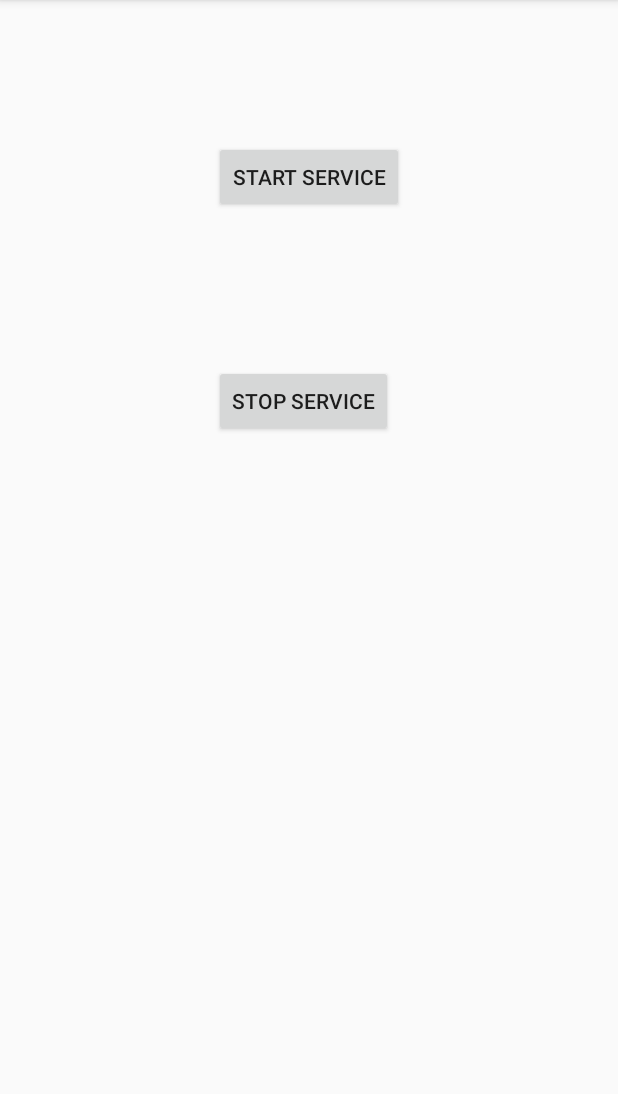
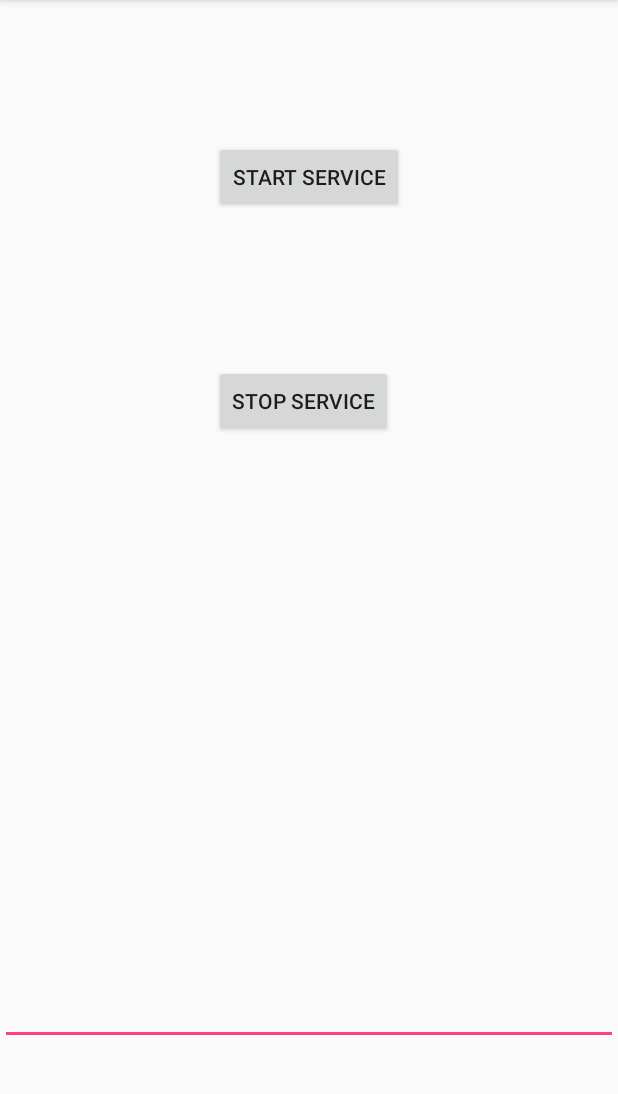
Before and after one commit to rgreen88/MyService, an Android app: the screen it shows after launch (MainActivity), on a phone screen of 412 x 824 dp, the part 84-1178 px from its top. Run offline under Robolectric (Android 15) with nearby library versions, the phone set to English and light mode, and no system bars.

```diff
--- a/app/src/main/res/layout/activity_main.xml
+++ b/app/src/main/res/layout/activity_main.xml
@@ -28,4 +28,15 @@
         android:layout_marginTop="101dp"
         android:text="@string/stop_service"
         android:onClick="stopService" />
+
+    <EditText
+        android:id="@+id/editText"
+        android:layout_width="match_parent"
+        android:layout_height="wrap_content"
+        android:layout_alignParentBottom="true"
+        android:layout_alignParentEnd="true"
+        android:layout_alignParentRight="true"
+        android:layout_marginBottom="71dp"
+        android:ems="10"
+        android:inputType="textPersonName" />
 </RelativeLayout>
```
Also changed, not shown: app/src/main/java/com/example/android/myservice/MyService.java (+61 -2 lines).
